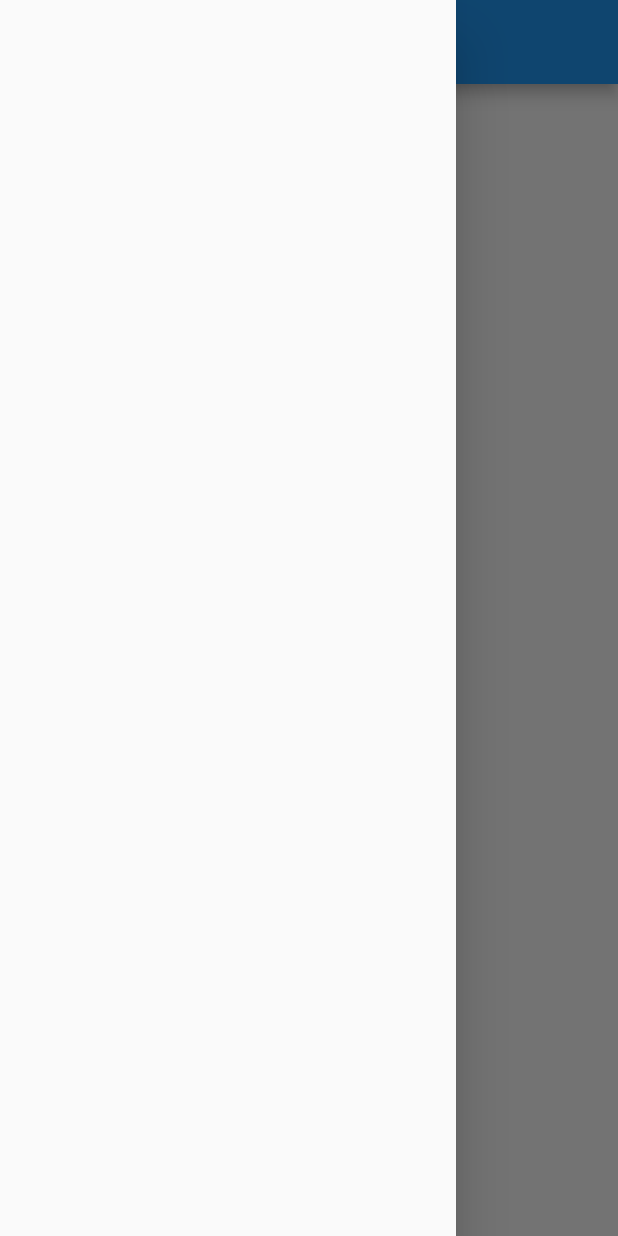
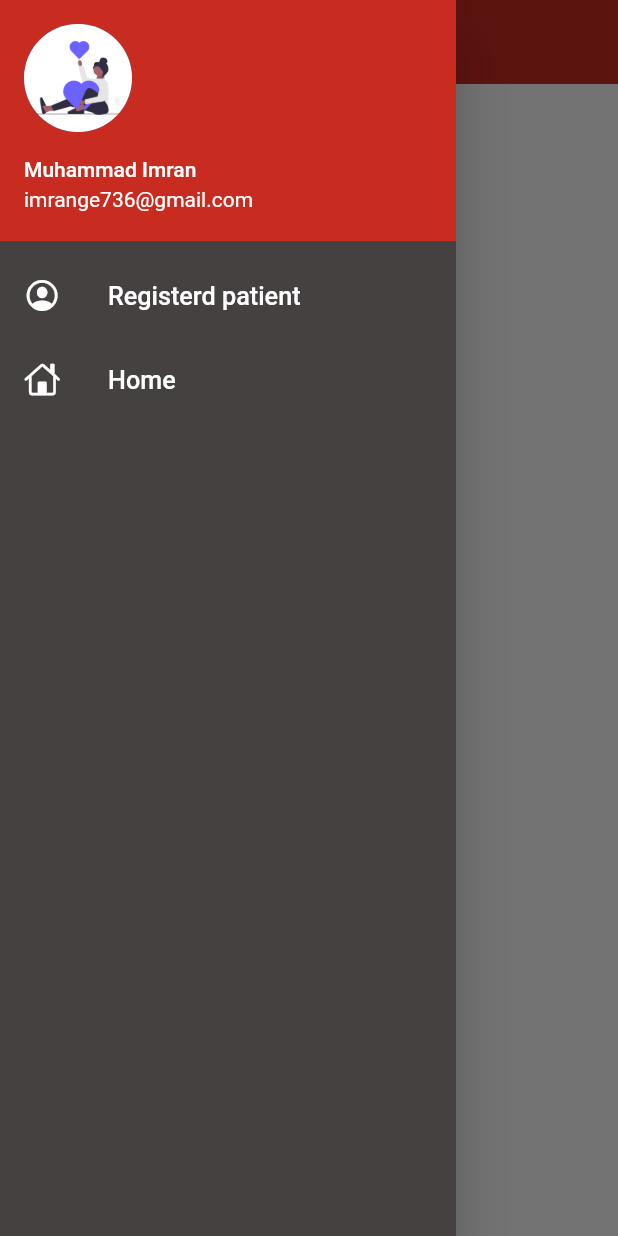
Before and after one commit to marooti/login_Page, a Flutter app: the HomePage screen opened by its route, with the side drawer open, on a phone screen of 412 x 824 dp. Run offline on Flutter 3.47's test engine with Material 2 defaults, Android fonts, the phone set to English and light mode, and no system bars.

Commit message:
Drawer Completed and Background Color Of Header change

```diff
--- a/lib/pages/home_page.dart
+++ b/lib/pages/home_page.dart
@@ -1,4 +1,7 @@
+import 'dart:ui';
+
 import 'package:flutter/material.dart';
+import 'package:flutter_ui/widgets/drawer.dart';
 
 class HomePage extends StatelessWidget {
   const HomePage({Key? key}) : super(key: key);
@@ -7,14 +10,26 @@ class HomePage extends StatelessWidget {
   Widget build(BuildContext context) {
     String name = "Imran";
     return Scaffold(
-      appBar: AppBar(title: Text('HMS')),
+      appBar: AppBar(
+        backgroundColor: Color.fromARGB(255, 200, 44, 32),
+        elevation: 0.0,
+        iconTheme: IconThemeData(color: Colors.white),
+        title: Text(
+          'HMS',
+          style: TextStyle(
+            color: Colors.white
+          ),
+          )
+      ),
       body: Center(
         child: Container(
           child: Text("Welcome to imran on flutter"),
 
         ),
       ),
-      drawer: Drawer(),
+      drawer: MyDrawer(
+
+      ),
     );
   }
 }
--- /dev/null
+++ b/lib/widgets/drawer.dart
@@ -0,0 +1,60 @@
+import 'package:flutter/cupertino.dart';
+import 'package:flutter/material.dart';
+
+
+class MyDrawer extends StatelessWidget {
+  const MyDrawer({Key? key}) : super(key: key);
+
+  @override
+  Widget build(BuildContext context) {
+    return Drawer(
+      child: Container(
+        color: Color.fromARGB(255, 69, 65, 65),
+        child: ListView(
+          children: [
+            DrawerHeader(
+              padding: EdgeInsets.zero,
+              child: UserAccountsDrawerHeader(
+                decoration: BoxDecoration(
+                  color: Color.fromARGB(255, 200, 44, 32)
+                ),
+                margin: EdgeInsets.zero,
+                accountName: Text("Muhammad Imran"),
+                accountEmail: Text("imrange736@gmail.com"),
+                currentAccountPicture: CircleAvatar(
+                  backgroundImage: AssetImage("assets/images/login_image.png"),
+                ),
+              ),
+            ),
+            ListTile(
+              leading: Icon(
+                CupertinoIcons.profile_circled,
+                color: Colors.white,
+              ),
+              title: Text(
+                "Registerd patient",
+                textScaleFactor: 1.2,
+                style: TextStyle(
+                  color: Colors.white,
+                ),
+              ),
+            ),
+            ListTile(
+              leading: Icon(
+                CupertinoIcons.home,
+                color: Colors.white,
+              ),
+              title: Text(
+                "Home",
+                textScaleFactor: 1.2,
+                style: TextStyle(
+                  color: Colors.white
+                ),
+              ),
+            )
+          ],
+        ),
+      ),
+    );
+  }
+}
```
Also changed, not shown: assets/images/imran.jpeg (added).
